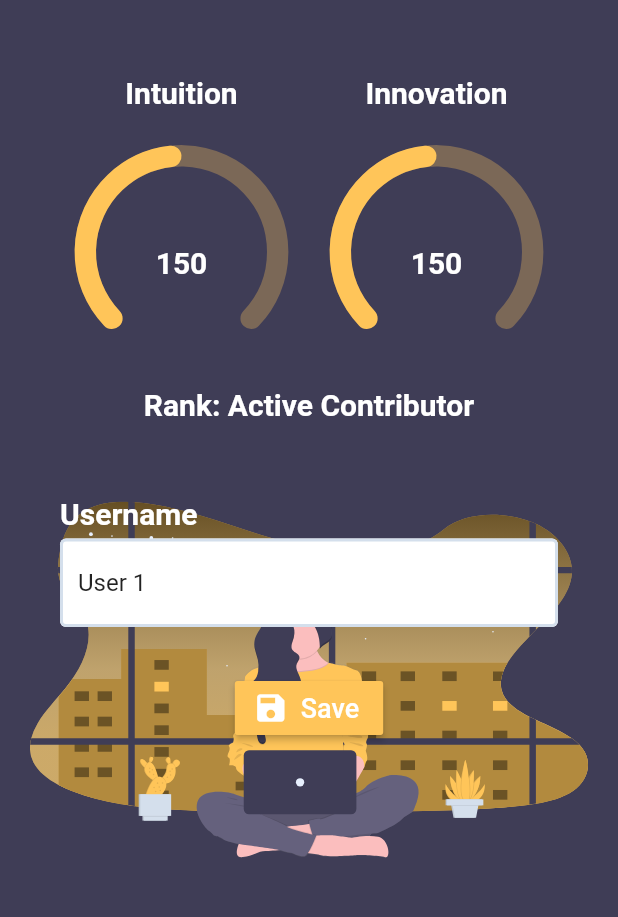
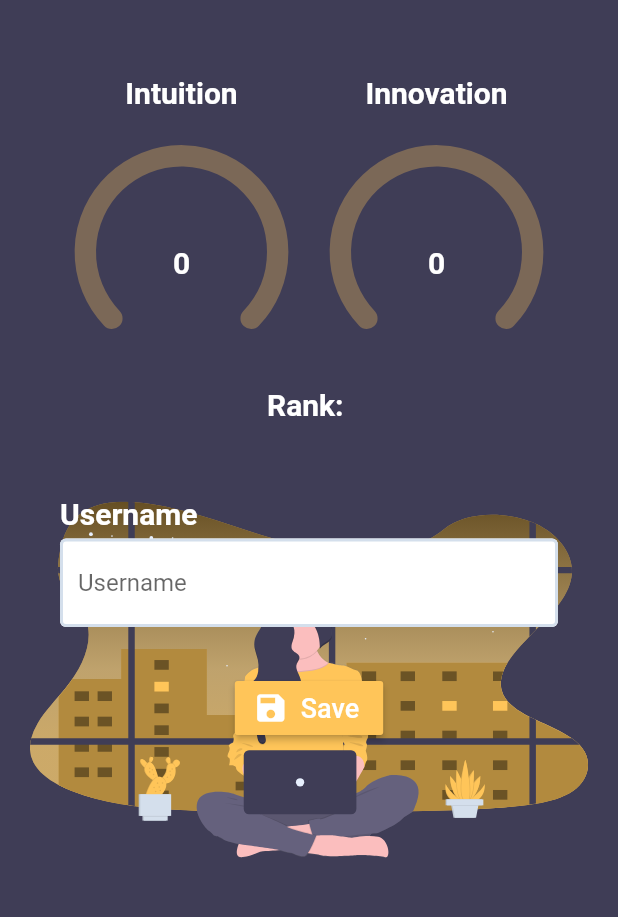
Before and after one commit to IrisBICS/SmartSparks, a Flutter app: the screen it shows once a user with an empty profile is signed in, in the side drawer, after a tap on "Profile", on a phone screen of 412 x 824 dp, the part 84-1001 px from its top. Run offline on Flutter 3.47's test engine with Material 2 defaults, Android fonts, the phone set to English and light mode, and no system bars; drawn by our look-alikes of syncfusion_flutter_gauges; our stand-ins replace cloud_firestore, firebase_auth, firebase_core, flutter_svg; accounts and stored records are empty.

Commit message:
SSUser stream

```diff
--- a/lib/screens/home/components/optionsTab.dart
+++ b/lib/screens/home/components/optionsTab.dart
@@ -1,7 +1,7 @@
 import 'package:flutter/material.dart';
 import 'package:smartsparks/shared/constants.dart';
 import 'package:smartsparks/services/auth.dart';
-import 'package:smartsparks/screens/home/profile.dart';
+import 'package:smartsparks/screens/home/profilePage.dart';
 
 class OptionsTab extends StatefulWidget {
   @override
@@ -40,7 +40,7 @@ class _OptionsTabState extends State<OptionsTab> {
             onTap: () {
               Navigator.push(
                 context,
-                MaterialPageRoute(builder: (context) => Profile()),
+                MaterialPageRoute(builder: (context) => ProfilePage()),
               );
             },
           ),
--- a/lib/screens/home/profile.dart
+++ b/lib/screens/home/profile.dart
@@ -4,12 +4,9 @@ import 'components/optionsTab.dart';
 import 'package:smartsparks/models/ssuser.dart';
 import 'components/pointGauge.dart';
 import 'package:smartsparks/shared/bgImage.dart';
+import 'package:provider/provider.dart';
 
 class Profile extends StatefulWidget {
-
-  final SSUser user;
-
-  Profile({this.user});
 
   @override
   _ProfileState createState() => _ProfileState();
@@ -19,16 +16,19 @@ class _ProfileState extends State<Profile> {
 
   final _formKey = GlobalKey<FormState>();
 
-  final int testVal = 150;
-  final int testMin = 100;
-  final int testMax = 200;
-  final String testRank = "Active Contributor";
-  final String testUsername = "User 1";
+  //final int testVal = 150;
+  final int testMin = 0;
+  final int testMax = 1000;
+  //final String testRank = "Active Contributor";
+  //final String testUsername = "User 1";
 
   String newUsername = '';
 
   @override
   Widget build(BuildContext context) {
+
+    final user = Provider.of<SSUser>(context);
+
     return Scaffold(
       backgroundColor: darkGray,
       appBar: AppBar(
@@ -56,8 +56,8 @@ class _ProfileState extends State<Profile> {
                       child: Row(
                         children: <Widget>[
                           Expanded(child: SizedBox()),
-                          PointGauge(min: testMin, max: testMax, val: testVal, label: "Intuition"),
-                          PointGauge(min: testMin, max: testMax, val: testVal, label: "Innovation"),
+                          PointGauge(min: testMin, max: testMax, val: user.smartPoints, label: "Intuition"),
+                          PointGauge(min: testMin, max: testMax, val: user.sparkPoints, label: "Innovation"),
                           Expanded(child: SizedBox()),
                         ],
                       ),
@@ -65,7 +65,7 @@ class _ProfileState extends State<Profile> {
                     Padding(
                       padding: EdgeInsets.fromLTRB(15, 15, 15, 50),
                       child: Text(
-                        'Rank: ' + testRank,
+                        'Rank: ' + user.rank,
                         style: TextStyle(fontSize: 20, color: white, fontWeight: FontWeight.bold),
                       ),
                     ),
@@ -89,7 +89,7 @@ class _ProfileState extends State<Profile> {
                             TextFormField(
                               validator: (val) => val.isEmpty ? 'Please enter a username' : null,
                               decoration: textInputDecoration.copyWith(hintText: 'Username'),
-                              initialValue: testUsername,
+                              initialValue: user.username,
                               onChanged: (val) {
                                 setState(() => newUsername = val);
                               },
--- /dev/null
+++ b/lib/screens/home/profilePage.dart
@@ -0,0 +1,24 @@
+import 'package:flutter/material.dart';
+import 'package:provider/provider.dart';
+import 'package:smartsparks/models/ssuser.dart';
+import 'package:smartsparks/services/database.dart';
+import 'profile.dart';
+
+class ProfilePage extends StatefulWidget {
+  @override
+  _ProfilePageState createState() => _ProfilePageState();
+}
+
+class _ProfilePageState extends State<ProfilePage> {
+
+  @override
+  Widget build(BuildContext context) {
+
+    final user = Provider.of<ProviderUser>(context);
+
+    return StreamProvider<SSUser>.value(
+      value: DatabaseService(uid: user.uid).ssuser,
+      child: Profile(),
+    );
+  }
+}
--- a/lib/services/auth.dart
+++ b/lib/services/auth.dart
@@ -5,7 +5,6 @@ import 'database.dart';
 class AuthService {
 
   final FirebaseAuth _auth = FirebaseAuth.instance;
-  final DatabaseService db = DatabaseService();
 
   ProviderUser _createUser(User user) {
     return user != null ? ProviderUser(uid: user.uid) : null;
@@ -21,7 +20,7 @@ class AuthService {
       UserCredential result = await _auth.createUserWithEmailAndPassword(email: email, password: password);
       User user = result.user;
       SSUser ssuser = SSUser(uid: user.uid, username:'New user', email: email, rank: 'Novice Reader', smartPoints: 0, sparkPoints: 0);
-      await db.updateUser(ssuser);
+      await DatabaseService(uid: user.uid).updateUser(ssuser);
       return user;
     } catch(e) { //Doesn't catch correctly for some reason
       print(e);
--- a/lib/services/database.dart
+++ b/lib/services/database.dart
@@ -1,16 +1,21 @@
 import 'package:cloud_firestore/cloud_firestore.dart';
 import 'package:smartsparks/models/ssuser.dart';
+import 'package:smartsparks/models/dataModels.dart';
 
 class DatabaseService {
 
+  final String uid;
+  DatabaseService({this.uid});
+
   final CollectionReference usersCollection = FirebaseFirestore.instance.collection('users');
+  //final CollectionReference topicsCollection = FirebaseFirestore.instance.collection('topics');
 
-  Future<SSUser> getUser(String uid) async {
-    return await usersCollection.doc(uid).get().then((doc) {
+  /* Future<SSUser> getUser(String uid) async {
+    return usersCollection.doc(uid).get().then((doc) {
       final userData = doc.data();
       return userData != null ? SSUser(uid: uid, username: userData['username'], email: userData['email'], rank: userData['rank'], smartPoints: userData['smartPoints'], sparkPoints: userData['sparkPoints']) : null;
     });
-  }
+  } */
 
   Future updateUser(SSUser ssuser) async {
     usersCollection.doc(ssuser.uid).set({
@@ -22,7 +27,34 @@ class DatabaseService {
     });
   }
 
+  SSUser _ssuserFromSnapshot(DocumentSnapshot snapshot) {
+    Map<String, dynamic> data = snapshot.data();
+    return SSUser(
+      uid: uid,
+      username: data['username'],
+      email: data['email'],
+      rank: data['rank'],
+      smartPoints: data['smartPoints'],
+      sparkPoints: data['sparkPoints']
+    );
+  }
+
+  Stream<SSUser> get ssuser {
+    return usersCollection.doc(uid).snapshots()
+      .map(_ssuserFromSnapshot);
+  }
+
+  // Topics stream
+/*   Stream<QuerySnapshot> get topics {
+    return topicsCollection.snapshots();
+  } */
+
+  // Sparks stream
+
+  // Comments stream
+
   // Update points
+  // -> includes update rank
 
   // Update topic
 
```
